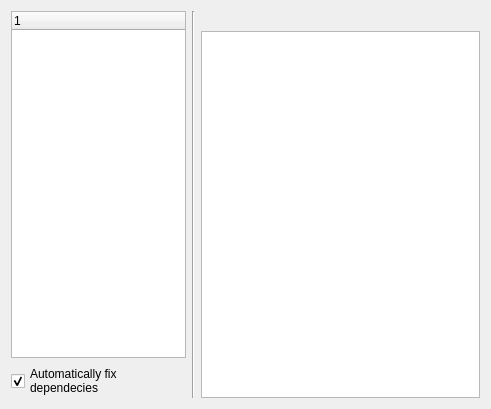
First picture: the form in wizard/ui/module_select.ui, repository imby/STM32VLDiscovery_BeRTOS, before the edit.
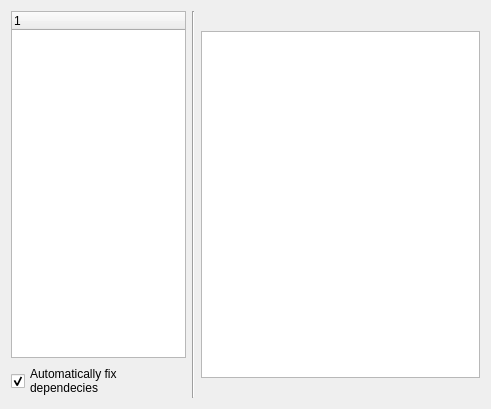
Second picture: the form after the edit.

Commit message: Show in evidence when the module is not totally supported by the selected cpu

```diff
--- a/wizard/ui/module_select.ui
+++ b/wizard/ui/module_select.ui
@@ -112,6 +112,16 @@
        </property>
       </widget>
      </item>
+     <item>
+      <widget class="QLabel" name="warningLabel">
+       <property name="text">
+        <string/>
+       </property>
+       <property name="wordWrap">
+        <bool>true</bool>
+       </property>
+      </widget>
+     </item>
     </layout>
    </item>
   </layout>
```
Left out of the diff: 63 changed lines with no effect on the pictures. The commit also changes 1 other file.
